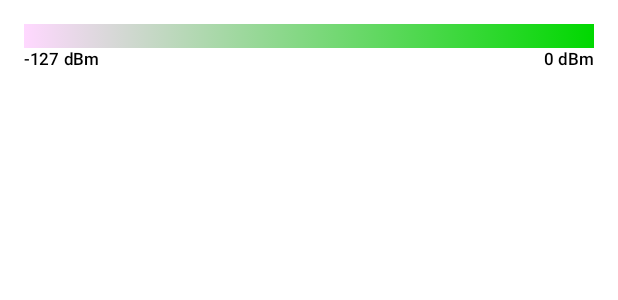
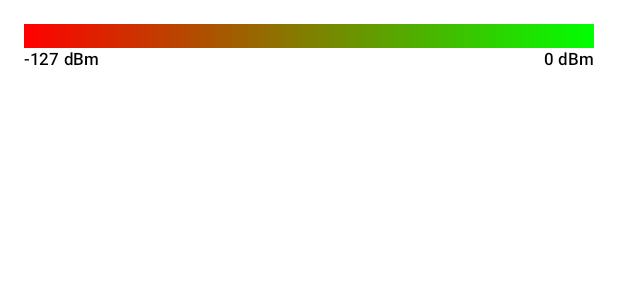
Before and after one commit to humolang/android-wifi-quality, an Android app built with Jetpack Compose: the @Preview function RssiColorScalePreview, on a phone screen of 412 x 824 dp. Shown: the top 300 px of the screen. Run offline under Robolectric (Android 15) with nearby library versions, the light colour scheme and no system bars.

Commit message:
New color scale

```diff
--- a/app/src/main/java/com/humolang/wifiless/ui/screens/components/BlockDrawer.kt
+++ b/app/src/main/java/com/humolang/wifiless/ui/screens/components/BlockDrawer.kt
@@ -109,7 +109,8 @@ fun RssiBlock(
             tertiaryContainer.copy(
                 //alpha = 1 - rssiColor,
                 red = rssiColor,
-                blue = rssiColor
+                green = 1f - rssiColor,
+                blue = 0f
             )
         } else {
             tertiaryContainer
--- a/app/src/main/java/com/humolang/wifiless/ui/screens/components/ColorScaleDrawer.kt
+++ b/app/src/main/java/com/humolang/wifiless/ui/screens/components/ColorScaleDrawer.kt
@@ -43,12 +43,14 @@ fun RssiHorizontalScale(
             .tertiaryContainer.copy(
                 //alpha = 0f,
                 red = 1f,
-                blue = 1f
+                green = 0f,
+                blue = 0f
             )
         val endColor = MaterialTheme.colorScheme
             .tertiaryContainer.copy(
                 //alpha = 1f,
                 red = 0f,
+                green = 1f,
                 blue = 0f
             )
 
```
